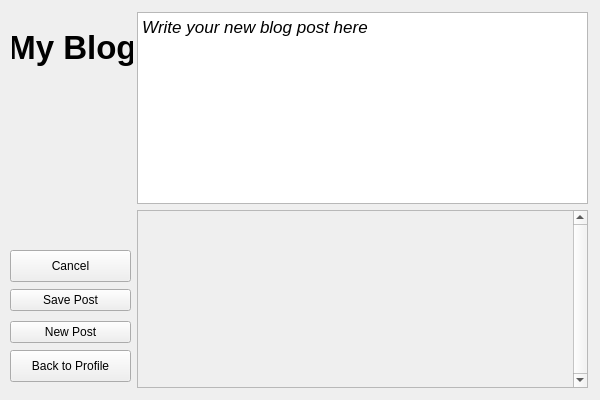
First picture: the form in GUI/bloggui.ui, repository thanhmvu/RocketRapport, before the edit.
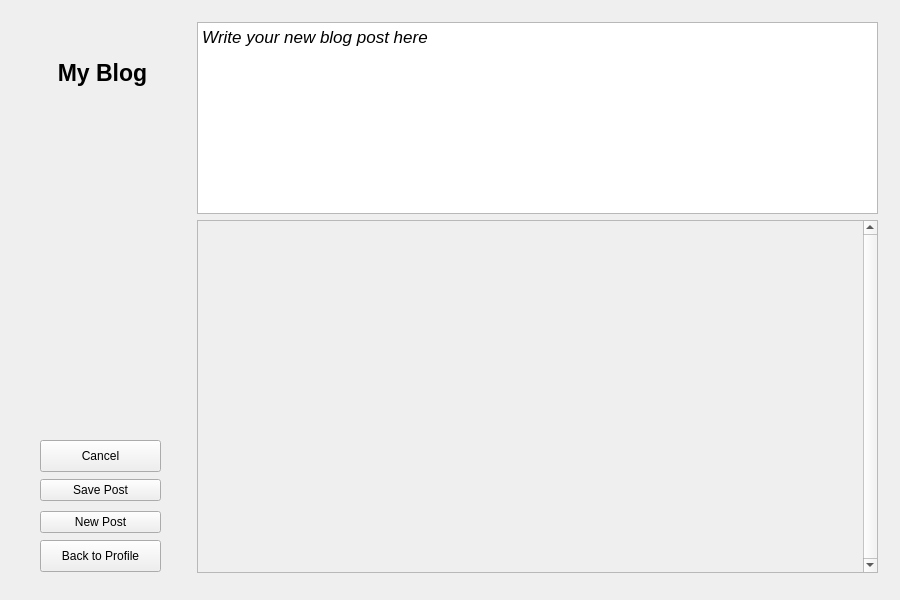
Second picture: the form after the edit.

```diff
--- a/GUI/bloggui.ui
+++ b/GUI/bloggui.ui
@@ -6,8 +6,8 @@
    <rect>
     <x>0</x>
     <y>0</y>
-    <width>600</width>
-    <height>400</height>
+    <width>900</width>
+    <height>600</height>
    </rect>
   </property>
   <property name="windowTitle">
@@ -16,8 +16,8 @@
   <widget class="QPushButton" name="pushButton_back_to_profile">
    <property name="geometry">
     <rect>
-     <x>10</x>
-     <y>350</y>
+     <x>40</x>
+     <y>540</y>
      <width>121</width>
      <height>32</height>
     </rect>
@@ -41,8 +41,8 @@
   <widget class="QPushButton" name="pushButton_cancel">
    <property name="geometry">
     <rect>
-     <x>10</x>
-     <y>250</y>
+     <x>40</x>
+     <y>440</y>
      <width>121</width>
      <height>32</height>
     </rect>
@@ -66,10 +66,10 @@
   <widget class="QWidget" name="layoutWidget">
    <property name="geometry">
     <rect>
-     <x>12</x>
-     <y>12</y>
-     <width>121</width>
-     <height>71</height>
+     <x>32</x>
+     <y>22</y>
+     <width>141</width>
+     <height>101</height>
     </rect>
    </property>
    <layout class="QVBoxLayout" name="verticalLayout_3">
@@ -77,7 +77,7 @@
      <widget class="QLabel" name="label">
       <property name="font">
        <font>
-        <pointsize>25</pointsize>
+        <pointsize>17</pointsize>
         <weight>75</weight>
         <bold>true</bold>
        </font>
@@ -95,10 +95,10 @@
   <widget class="QWidget" name="layoutWidget">
    <property name="geometry">
     <rect>
-     <x>137</x>
-     <y>12</y>
-     <width>451</width>
-     <height>376</height>
+     <x>197</x>
+     <y>22</y>
+     <width>681</width>
+     <height>551</height>
     </rect>
    </property>
    <layout class="QVBoxLayout" name="verticalLayout_4">
@@ -120,8 +120,8 @@
        <string>&lt;!DOCTYPE HTML PUBLIC &quot;-//W3C//DTD HTML 4.0//EN&quot; &quot;http://www.w3.org/TR/REC-html40/strict.dtd&quot;&gt;
 &lt;html&gt;&lt;head&gt;&lt;meta name=&quot;qrichtext&quot; content=&quot;1&quot; /&gt;&lt;style type=&quot;text/css&quot;&gt;
 p, li { white-space: pre-wrap; }
-&lt;/style&gt;&lt;/head&gt;&lt;body style=&quot; font-family:'.SF NS Text'; font-size:13pt; font-weight:400; font-style:normal;&quot;&gt;
-&lt;p style=&quot; margin-top:0px; margin-bottom:0px; margin-left:0px; margin-right:0px; -qt-block-indent:0; text-indent:0px;&quot;&gt;&lt;span style=&quot; font-style:italic;&quot;&gt;Write your new blog post here&lt;/span&gt;&lt;/p&gt;&lt;/body&gt;&lt;/html&gt;</string>
+&lt;/style&gt;&lt;/head&gt;&lt;body style=&quot; font-family:'Sans'; font-size:10pt; font-weight:400; font-style:normal;&quot;&gt;
+&lt;p style=&quot; margin-top:0px; margin-bottom:0px; margin-left:0px; margin-right:0px; -qt-block-indent:0; text-indent:0px;&quot;&gt;&lt;span style=&quot; font-family:'.SF NS Text'; font-size:13pt; font-style:italic;&quot;&gt;Write your new blog post here&lt;/span&gt;&lt;/p&gt;&lt;/body&gt;&lt;/html&gt;</string>
       </property>
      </widget>
     </item>
@@ -138,8 +138,8 @@
         <rect>
          <x>0</x>
          <y>0</y>
-         <width>431</width>
-         <height>170</height>
+         <width>664</width>
+         <height>349</height>
         </rect>
        </property>
       </widget>
@@ -147,12 +147,12 @@
     </item>
    </layout>
   </widget>
-  <widget class="QWidget" name="">
+  <widget class="QWidget" name="layoutWidget">
    <property name="geometry">
     <rect>
-     <x>10</x>
-     <y>285</y>
-     <width>121</width>
+     <x>40</x>
+     <y>475</y>
+     <width>123</width>
      <height>62</height>
     </rect>
    </property>
```
